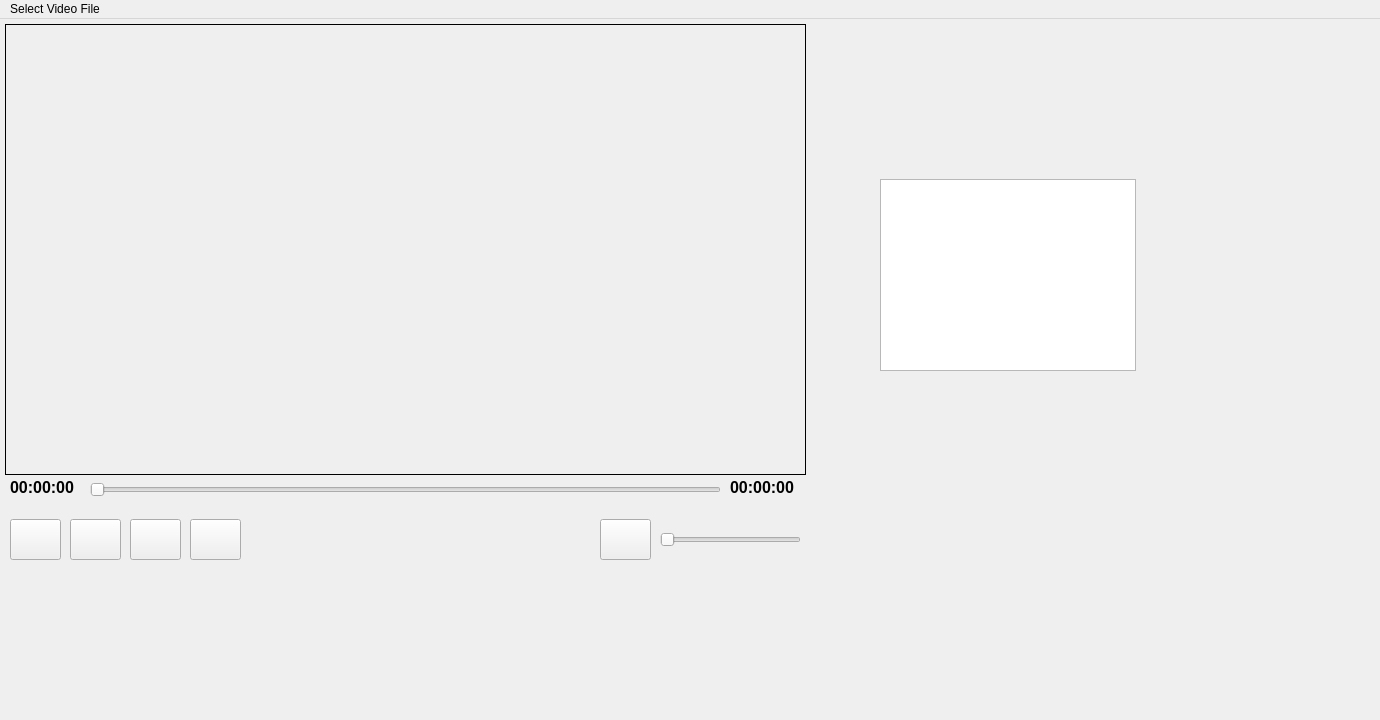
Before: the Qt Designer form mainwindow.ui in brachiGH/QtVideoPlayerExample, drawn with Qt 5.
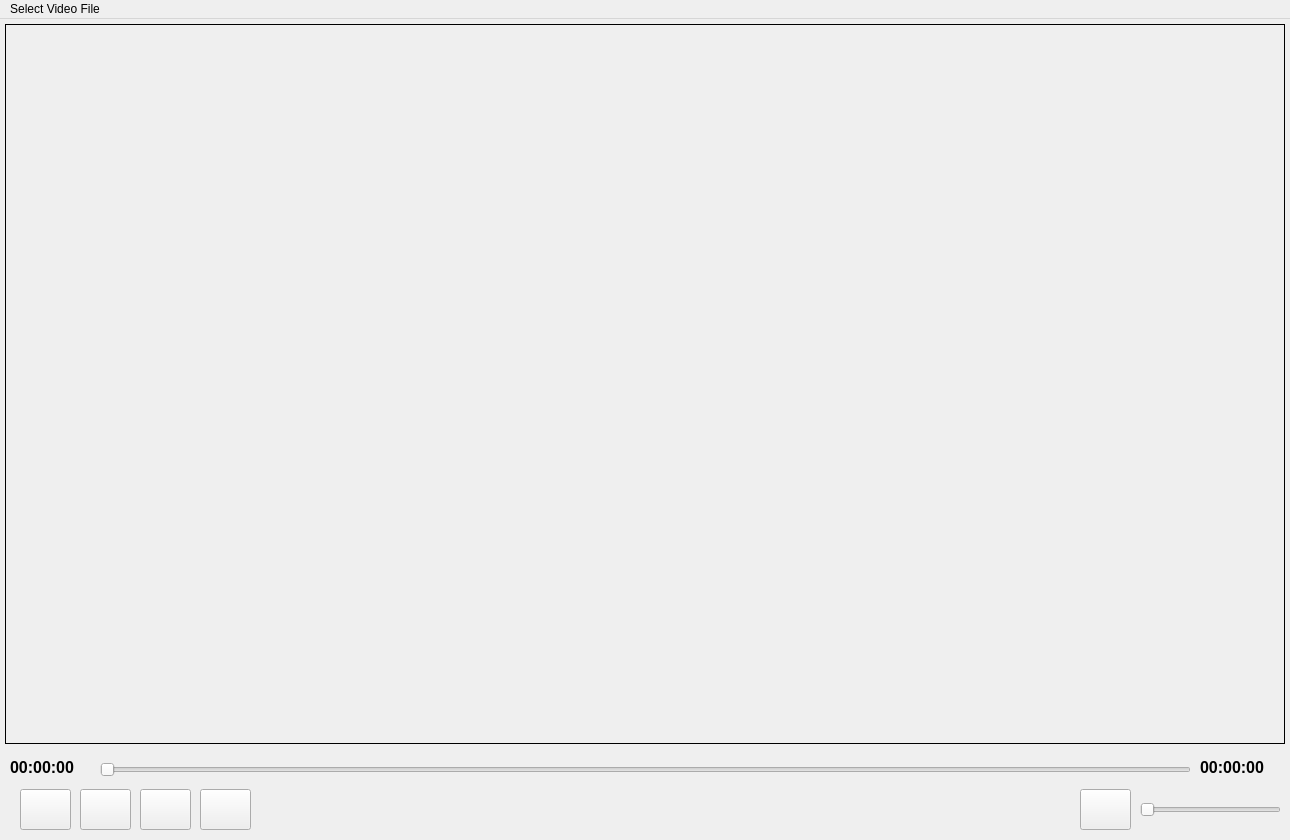
After: the same form once the commit is applied.

What changed in the file:
```diff
--- a/mainwindow.ui
+++ b/mainwindow.ui
@@ -6,8 +6,8 @@
    <rect>
     <x>0</x>
     <y>0</y>
-    <width>1380</width>
-    <height>720</height>
+    <width>1290</width>
+    <height>840</height>
    </rect>
   </property>
   <property name="windowTitle">
@@ -22,8 +22,8 @@
      <rect>
       <x>5</x>
       <y>5</y>
-      <width>801</width>
-      <height>451</height>
+      <width>1280</width>
+      <height>720</height>
      </rect>
     </property>
     <property name="styleSheet">
@@ -39,8 +39,8 @@
    <widget class="QPushButton" name="pushButton_Seek_Backward">
     <property name="geometry">
      <rect>
-      <x>10</x>
-      <y>500</y>
+      <x>20</x>
+      <y>770</y>
       <width>51</width>
       <height>41</height>
      </rect>
@@ -52,8 +52,8 @@
    <widget class="QPushButton" name="pushButton_Play_Pause">
     <property name="geometry">
      <rect>
-      <x>70</x>
-      <y>500</y>
+      <x>80</x>
+      <y>770</y>
       <width>51</width>
       <height>41</height>
      </rect>
@@ -65,8 +65,8 @@
    <widget class="QPushButton" name="pushButton_Stop">
     <property name="geometry">
      <rect>
-      <x>130</x>
-      <y>500</y>
+      <x>140</x>
+      <y>770</y>
       <width>51</width>
       <height>41</height>
      </rect>
@@ -78,8 +78,8 @@
    <widget class="QPushButton" name="pushButton_Seek_Forward">
     <property name="geometry">
      <rect>
-      <x>190</x>
-      <y>500</y>
+      <x>200</x>
+      <y>770</y>
       <width>51</width>
       <height>41</height>
      </rect>
@@ -91,8 +91,8 @@
    <widget class="QPushButton" name="pushButton_Volume">
     <property name="geometry">
      <rect>
-      <x>600</x>
-      <y>500</y>
+      <x>1080</x>
+      <y>770</y>
       <width>51</width>
       <height>41</height>
      </rect>
@@ -104,8 +104,8 @@
    <widget class="QSlider" name="horizontalSlider_Volume">
     <property name="geometry">
      <rect>
-      <x>660</x>
-      <y>510</y>
+      <x>1140</x>
+      <y>780</y>
       <width>141</width>
       <height>21</height>
      </rect>
@@ -117,9 +117,9 @@
    <widget class="QSlider" name="horizontalSlider_Duration">
     <property name="geometry">
      <rect>
-      <x>90</x>
-      <y>460</y>
-      <width>631</width>
+      <x>100</x>
+      <y>740</y>
+      <width>1091</width>
       <height>22</height>
      </rect>
     </property>
@@ -131,7 +131,7 @@
     <property name="geometry">
      <rect>
       <x>10</x>
-      <y>460</y>
+      <y>740</y>
       <width>81</width>
       <height>16</height>
      </rect>
@@ -149,8 +149,8 @@
    <widget class="QLabel" name="label_Total_Time">
     <property name="geometry">
      <rect>
-      <x>730</x>
-      <y>460</y>
+      <x>1200</x>
+      <y>740</y>
       <width>81</width>
       <height>16</height>
      </rect>
@@ -165,23 +165,13 @@
      <string>00:00:00</string>
     </property>
    </widget>
-   <widget class="QTreeView" name="FIlesTree">
-    <property name="geometry">
-     <rect>
-      <x>880</x>
-      <y>160</y>
-      <width>256</width>
-      <height>192</height>
-     </rect>
-    </property>
-   </widget>
   </widget>
   <widget class="QMenuBar" name="menubar">
    <property name="geometry">
     <rect>
      <x>0</x>
      <y>0</y>
-     <width>1380</width>
+     <width>1290</width>
      <height>19</height>
     </rect>
    </property>
```
